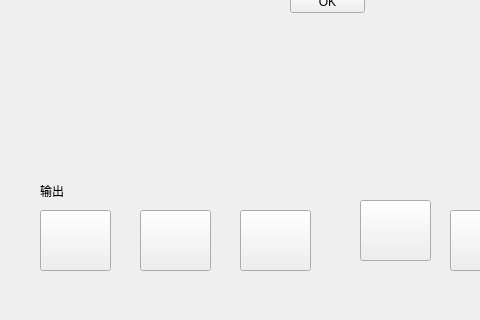
Old version of the form TransparentBridge/mainwindow.ui in the repository SYY99020/TranspartBridge; both pictures show x 0 to 480 and y 280 to 600 of the 800 by 600 pixel window.
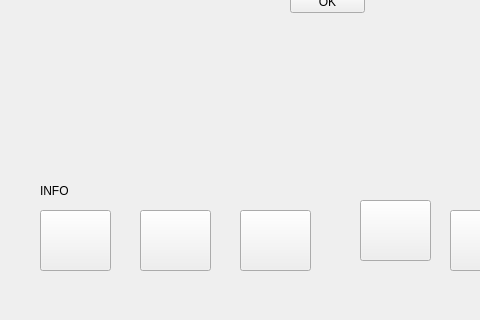
New version of the form. Custom widgets are drawn as their Qt base class.

Commit message: add output info

```diff
--- a/TransparentBridge/mainwindow.ui
+++ b/TransparentBridge/mainwindow.ui
@@ -27,7 +27,7 @@
      </rect>
     </property>
     <property name="text">
-     <string>输出</string>
+     <string>INFO</string>
     </property>
    </widget>
    <widget class="QLabel" name="OutputLabel">
```
The commit also changes 4 other files.
